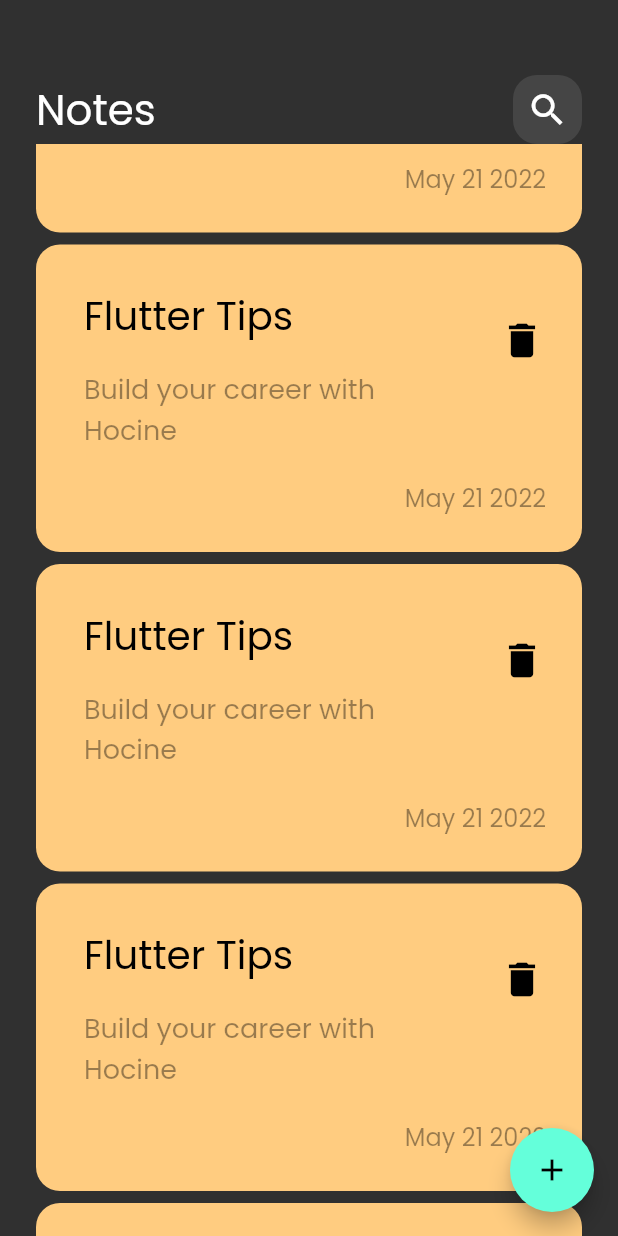
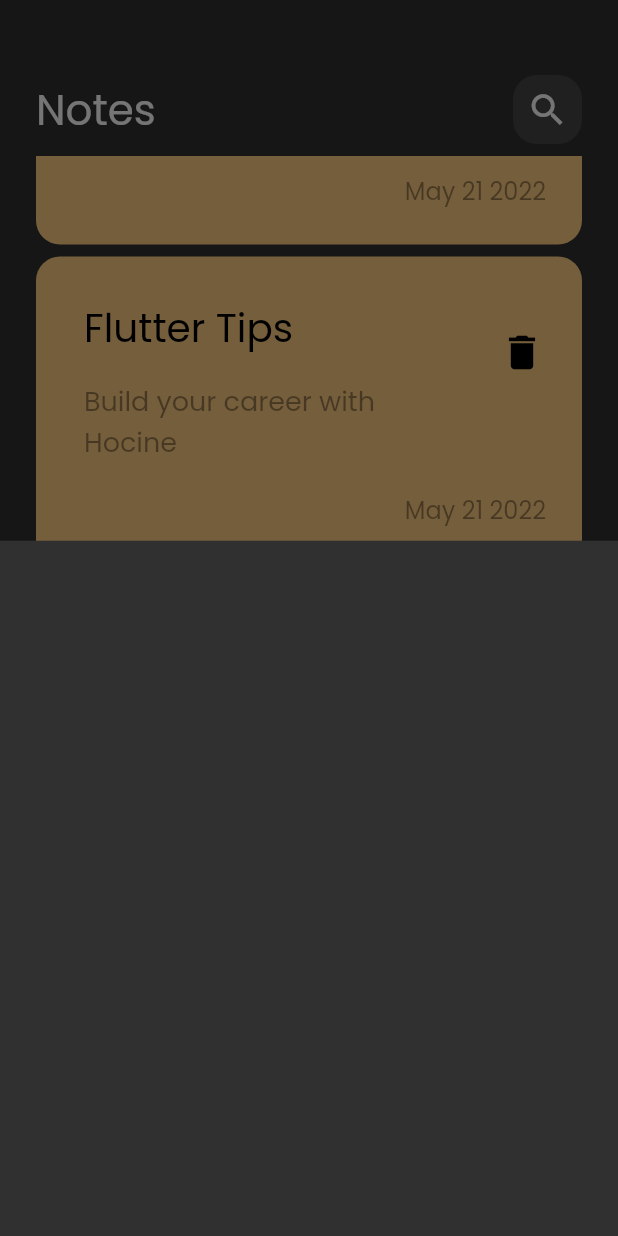
Before and after one commit to salah24/notes, a Flutter app: the screen it shows after launch, scrolled down 576 dp, after a tap on the "add" icon, on a phone screen of 412 x 824 dp. Run offline on Flutter 3.47's test engine with Material 2 defaults, Android fonts, the phone set to English and light mode, and no system bars.

Commit message:
add note bottom sheet

```diff
--- a/lib/views/notes_view.dart
+++ b/lib/views/notes_view.dart
@@ -1,4 +1,5 @@
 import 'package:flutter/material.dart';
+import 'package:notes/views/widgets/add_note_botoom_sheet.dart';
 import 'package:notes/views/widgets/notes_view_body.dart';
 
 class NotesView extends StatelessWidget {
@@ -7,8 +8,15 @@ class NotesView extends StatelessWidget {
   @override
   Widget build(BuildContext context) {
     return Scaffold(
-      floatingActionButton:
-          FloatingActionButton(onPressed: () {}, child: const Icon(Icons.add)),
+      floatingActionButton: FloatingActionButton(
+          onPressed: () {
+            showModalBottomSheet(
+                context: context,
+                builder: (context) {
+                  return AddNoteBotoomSheet();
+                });
+          },
+          child: const Icon(Icons.add)),
       body: const NotesViewBody(),
     );
   }
--- /dev/null
+++ b/lib/views/widgets/add_note_botoom_sheet.dart
@@ -0,0 +1,10 @@
+import 'package:flutter/material.dart';
+
+class AddNoteBotoomSheet extends StatelessWidget {
+  const AddNoteBotoomSheet({Key? key}) : super(key: key);
+
+  @override
+  Widget build(BuildContext context) {
+    return Container();
+  }
+}
--- a/lib/views/widgets/notes_list_view.dart
+++ b/lib/views/widgets/notes_list_view.dart
@@ -7,13 +7,16 @@ class NotesListeView extends StatelessWidget {
 
   @override
   Widget build(BuildContext context) {
-    return ListView.builder(
+    return Padding(
+      padding: const EdgeInsets.only(top: 8),
+      child: ListView.builder(
         itemBuilder: (context, index) {
           return const Padding(
             padding: EdgeInsets.symmetric(vertical: 4),
             child: NoteItem(),
           );
         },
+      ),
     );
   }
 }
```
Lines whose indentation alone changed are shown as unchanged.
